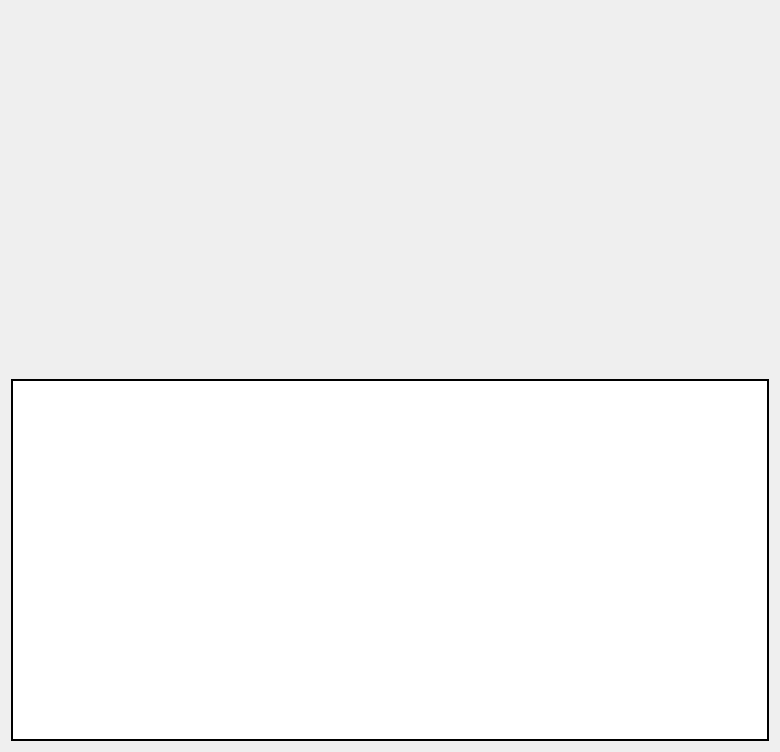
Qt form ui/dialogs/artistview.ui (amirmohsen1384/mockingbird) before a commit.
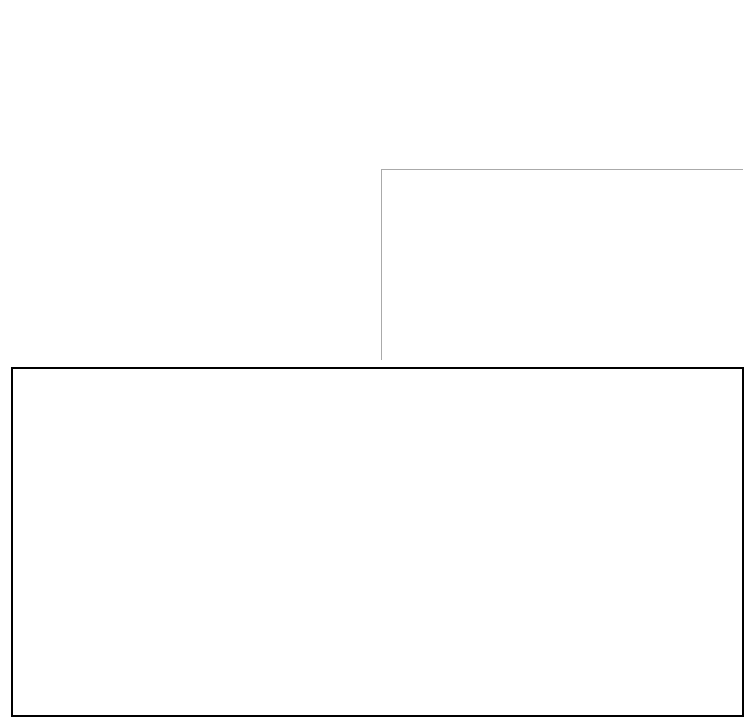
The same form after that commit. Custom widgets are drawn as their Qt base class.

Commit message: Completed Artist View

Patch:
```diff
--- a/ui/dialogs/artistview.ui
+++ b/ui/dialogs/artistview.ui
@@ -6,35 +6,29 @@
    <rect>
     <x>0</x>
     <y>0</y>
-    <width>780</width>
-    <height>752</height>
+    <width>755</width>
+    <height>728</height>
    </rect>
   </property>
   <property name="windowTitle">
    <string>Dialog</string>
   </property>
+  <property name="styleSheet">
+   <string notr="true">background-color:white</string>
+  </property>
   <property name="modal">
    <bool>true</bool>
   </property>
   <layout class="QVBoxLayout" name="mainLayout">
    <item>
     <layout class="QGridLayout" name="metaInfoLayout">
-     <item row="1" column="1" rowspan="2">
-      <widget class="QLabel" name="biographyLabel">
-       <property name="font">
-        <font>
-         <pointsize>9</pointsize>
-         <bold>true</bold>
-        </font>
-       </property>
-       <property name="text">
-        <string/>
-       </property>
-       <property name="textFormat">
-        <enum>Qt::TextFormat::AutoText</enum>
-       </property>
-       <property name="alignment">
-        <set>Qt::AlignmentFlag::AlignLeading|Qt::AlignmentFlag::AlignLeft|Qt::AlignmentFlag::AlignTop</set>
+     <item row="0" column="0" rowspan="2">
+      <widget class="ImageView" name="photoView" native="true">
+       <property name="sizePolicy">
+        <sizepolicy hsizetype="Preferred" vsizetype="MinimumExpanding">
+         <horstretch>0</horstretch>
+         <verstretch>0</verstretch>
+        </sizepolicy>
        </property>
       </widget>
      </item>
@@ -42,7 +36,7 @@
       <widget class="QLabel" name="nameLabel">
        <property name="font">
         <font>
-         <family>Segoe Print</family>
+         <family>Segoe UI</family>
          <pointsize>20</pointsize>
          <bold>false</bold>
         </font>
@@ -55,19 +49,46 @@
        </property>
       </widget>
      </item>
-     <item row="0" column="0" rowspan="3">
-      <widget class="ImageView" name="photoView" native="true"/>
+     <item row="1" column="1">
+      <widget class="QTextBrowser" name="biographyBrowser">
+       <property name="sizePolicy">
+        <sizepolicy hsizetype="Preferred" vsizetype="Preferred">
+         <horstretch>0</horstretch>
+         <verstretch>0</verstretch>
+        </sizepolicy>
+       </property>
+       <property name="font">
+        <font>
+         <pointsize>10</pointsize>
+         <bold>true</bold>
+        </font>
+       </property>
+       <property name="frameShape">
+        <enum>QFrame::Shape::Panel</enum>
+       </property>
+       <property name="autoFormatting">
+        <set>QTextEdit::AutoFormattingFlag::AutoAll</set>
+       </property>
+       <property name="documentTitle">
+        <string>Biography</string>
+       </property>
+      </widget>
      </item>
     </layout>
    </item>
    <item>
     <widget class="QListView" name="playlistView">
      <property name="sizePolicy">
-      <sizepolicy hsizetype="Expanding" vsizetype="Preferred">
+      <sizepolicy hsizetype="Preferred" vsizetype="Preferred">
        <horstretch>0</horstretch>
        <verstretch>0</verstretch>
       </sizepolicy>
      </property>
+     <property name="font">
+      <font>
+       <bold>true</bold>
+      </font>
+     </property>
      <property name="frameShape">
       <enum>QFrame::Shape::WinPanel</enum>
      </property>
```
The commit also changes 2 other files.
